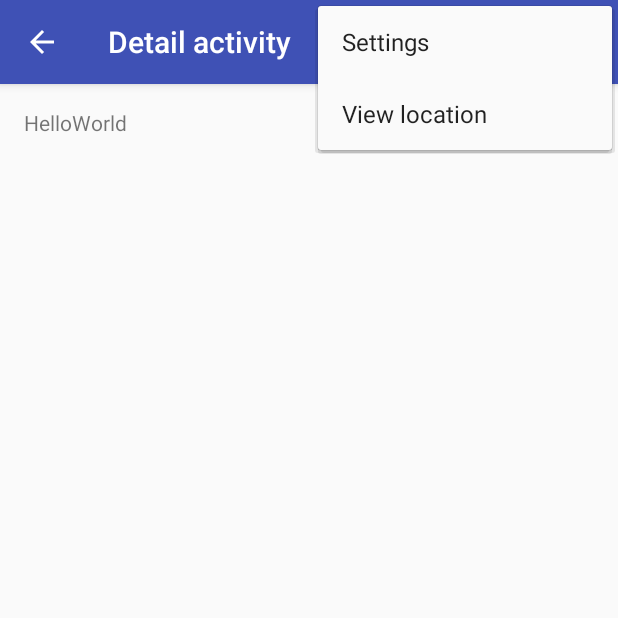
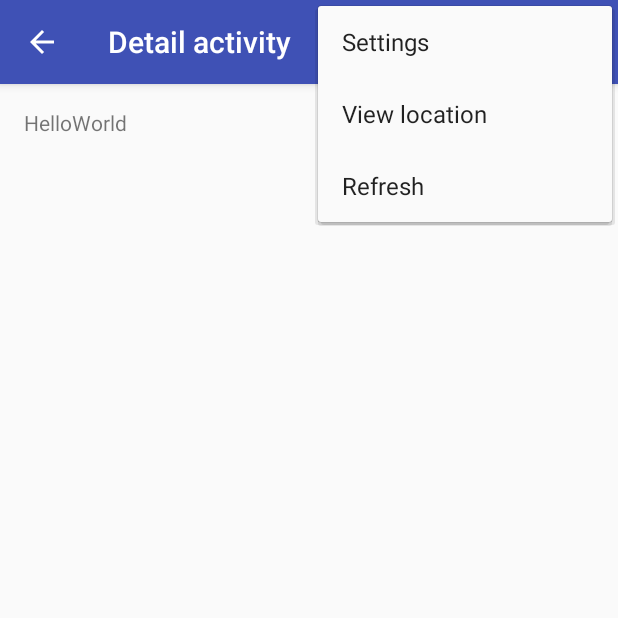
Before and after one commit to RicardEjarque/Sunshine, an Android app: the DetailActivity screen opened directly, with no data from a screen before it, with the options menu open, on a phone screen of 412 x 824 dp, the top half of it. Run offline under Robolectric (Android 15) with nearby library versions, the phone set to English and light mode, and no system bars.

Commit message:
Lesson 3 finished

```diff
--- a/app/src/main/java/app/com/example/ricard/sunshine/DetailActivity.java
+++ b/app/src/main/java/app/com/example/ricard/sunshine/DetailActivity.java
@@ -21,17 +21,10 @@ import android.content.SharedPreferences;
 import android.net.Uri;
 import android.os.Bundle;
 import android.preference.PreferenceManager;
-import android.support.v4.app.Fragment;
-import android.support.v4.view.MenuItemCompat;
 import android.support.v7.app.ActionBarActivity;
-import android.support.v7.widget.ShareActionProvider;
 import android.util.Log;
-import android.view.LayoutInflater;
 import android.view.Menu;
 import android.view.MenuItem;
-import android.view.View;
-import android.view.ViewGroup;
-import android.widget.TextView;
 
 public class DetailActivity extends ActionBarActivity {
 
@@ -44,35 +37,41 @@ public class DetailActivity extends ActionBarActivity {
         setContentView(R.layout.activity_detail);
         if (savedInstanceState == null) {
             getSupportFragmentManager().beginTransaction()
-                    .add(R.id.activity_detail, new DetailFragment())
+                    .add(R.id.activity_detail_id, new detailFragment())
                     .commit();
         }
+
     }
 
-
+    @Override
+    public boolean onCreateOptionsMenu(Menu menu) {
+        // Inflate the menu; this adds items to the action bar if it is present.
+        getMenuInflater().inflate(R.menu.main, menu);
+        return true;
+    }
     @Override
     public boolean onOptionsItemSelected(MenuItem item) {
         // Handle action bar item clicks here. The action bar will
         // automatically handle clicks on the Home/Up button, so long
         // as you specify a parent activity in AndroidManifest.xml.
         int id = item.getItemId();
+        switch(id) {
+            case R.id.action_settings:
+                Intent settingsViewAct = new Intent(this, SettingsActivity.class);
+                startActivity(settingsViewAct);
+                break;
 
-        //noinspection SimplifiableIfStatement
-        if (id == R.id.action_settings) {
-            Intent settingsViewAct = new Intent(this, SettingsActivity.class);
-            startActivity(settingsViewAct);
-        }
-        if (id == R.id.action_location_view) {
-            viewLocation();
+            case R.id.action_location_view:
+                viewLocation();
+                break;
+
         }
 
-        if (id == R.id.menu_item_share) {
-            shareLocationWeather();
-            Log.d(LOG_TAG, "Couldn't call " + ", no intent found");
-        }
+
 
         return super.onOptionsItemSelected(item);
     }
+
 
     public void viewLocation (){
         SharedPreferences sharedPref = PreferenceManager.getDefaultSharedPreferences(this);
@@ -91,70 +90,4 @@ public class DetailActivity extends ActionBarActivity {
         }
     }
 
-    public void shareLocationWeather (){
-
-        Intent LocationWeatherAct = new Intent(Intent.ACTION_SEND);
-        LocationWeatherAct.setType("text/*");
-        Uri LocationWeUri = Uri.parse("test").buildUpon().build();
-
-        LocationWeatherAct.putExtra(Intent.EXTRA_STREAM, LocationWeUri);
-
-        if (LocationWeatherAct.resolveActivity(getPackageManager()) != null) {
-            startActivity(LocationWeatherAct);
-        } else {
-            Log.d(LOG_TAG, "Couldn't call " + ", no intent found");
-        }
-    }
-
-    /**
-     * A placeholder fragment containing a simple view.
-     */
-    public static class DetailFragment extends Fragment {
-
-        public DetailFragment() {
-        }
-
-        @Override
-        public View onCreateView(LayoutInflater inflater, ViewGroup container,
-                                 Bundle savedInstanceState) {
-
-            View rootView = inflater.inflate(R.layout.fragment_detail, container, false);
-
-            Intent intent = getActivity().getIntent();
-            if (intent != null && intent.hasExtra(Intent.EXTRA_TEXT)) {
-                String forecastStr = intent.getStringExtra(Intent.EXTRA_TEXT);
-                ((TextView) rootView.findViewById(R.id.textView)).setText(forecastStr);
-            }
-
-
-
-            return rootView;
-        }
-    }
-
-    private ShareActionProvider mShareActionProvider;
-
-    @Override
-    public boolean onCreateOptionsMenu(Menu menu) {
-        // Inflate menu resource file.
-        getMenuInflater().inflate(R.menu.detail, menu);
-
-        // Locate MenuItem with ShareActionProvider
-        MenuItem item = menu.findItem(R.id.menu_item_share);
-
-        // Fetch and store ShareActionProvider
-        mShareActionProvider = (ShareActionProvider) MenuItemCompat.getActionProvider(item);
-
-        // Return true to display menu
-        return true;
-    }
-
-    // Call to update the share intent
-    private void setShareIntent(Intent shareIntent) {
-        if (mShareActionProvider != null) {
-            mShareActionProvider.setShareIntent(shareIntent);
-        }
-    }
-
-
 }
--- /dev/null
+++ b/app/src/main/java/app/com/example/ricard/sunshine/detailFragment.java
@@ -0,0 +1,112 @@
+package app.com.example.ricard.sunshine;
+
+import android.content.Intent;
+import android.os.Bundle;
+import android.support.v4.app.Fragment;
+import android.support.v4.view.MenuItemCompat;
+import android.support.v7.widget.ShareActionProvider;
+import android.util.Log;
+import android.view.LayoutInflater;
+import android.view.Menu;
+import android.view.MenuInflater;
+import android.view.MenuItem;
+import android.view.View;
+import android.view.ViewGroup;
+import android.widget.TextView;
+
+/**
+ * Created by Ricard on 23/11/2016.
+ */
+
+public class detailFragment extends Fragment {
+    public detailFragment() {
+    }
+
+    private final String LOG_TAG = MainActivity.class.getSimpleName();
+    private String forecastStr;
+    private String FORECAST_SHARE_HASHTAG = "\u0020#SunshineApp";
+
+
+    private Intent createShareForecastIntent(){
+        Intent LocationWeatherAct = new Intent(Intent.ACTION_SEND);
+
+        LocationWeatherAct.setAction(Intent.ACTION_SEND);
+        LocationWeatherAct.addFlags(Intent.FLAG_ACTIVITY_CLEAR_WHEN_TASK_RESET);
+        LocationWeatherAct.setType("text/plain");
+        LocationWeatherAct.putExtra(Intent.EXTRA_TEXT,forecastStr+FORECAST_SHARE_HASHTAG);
+        return LocationWeatherAct;
+    }
+
+    public void shareLocationWeather() {
+
+
+        Intent LocationWeatherAct = createShareForecastIntent();
+
+        if (LocationWeatherAct.resolveActivity(getActivity().getPackageManager()) != null) {
+            startActivity(LocationWeatherAct);
+        } else {
+            Log.d(LOG_TAG, "Couldn't call " + ", no intent found");
+        }
+    }
+
+    @Override
+    public void onCreate(Bundle savedInstanceState) {
+        super.onCreate(savedInstanceState);
+        // Add this line in order for this fragment to handle menu events.
+        setHasOptionsMenu(true);
+    }
+    @Override
+    public void onCreateOptionsMenu(Menu menu, MenuInflater inflater) {
+        // Inflate the menu; this adds items to the action bar if it is present.
+        inflater.inflate(R.menu.detail, menu);
+
+        // Locate MenuItem with ShareActionProvider
+        MenuItem item = menu.findItem(R.id.action_share);
+
+        // Fetch and store ShareActionProvider
+        mShareActionProvider = (ShareActionProvider) MenuItemCompat.getActionProvider(item);
+
+    }
+
+    @Override
+    public boolean onOptionsItemSelected(MenuItem item) {
+        // Handle action bar item clicks here. The action bar will
+        // automatically handle clicks on the Home/Up button, so long
+        // as you specify a parent activity in AndroidManifest.xml.
+        int id = item.getItemId();
+
+        if (id == R.id.action_share) {
+            shareLocationWeather();
+            Log.e(LOG_TAG, "Couldn't call " + ", no intent found");
+        }
+
+        return super.onOptionsItemSelected(item);
+    }
+
+    @Override
+    public View onCreateView(LayoutInflater inflater, ViewGroup container,
+                             Bundle savedInstanceState) {
+
+        View rootView = inflater.inflate(R.layout.fragment_detail, container, false);
+
+        Intent intent = getActivity().getIntent();
+        if (intent != null && intent.hasExtra(Intent.EXTRA_TEXT)) {
+            forecastStr = intent.getStringExtra(Intent.EXTRA_TEXT);
+            ((TextView) rootView.findViewById(R.id.textView)).setText(forecastStr);
+        }
+
+
+        return rootView;
+    }
+
+
+    private ShareActionProvider mShareActionProvider;
+
+
+    // Call to update the share intent
+    private void setShareIntent(Intent shareIntent) {
+        if (mShareActionProvider != null) {
+            mShareActionProvider.setShareIntent(shareIntent);
+        }
+    }
+}
--- a/app/src/main/res/layout/activity_detail.xml
+++ b/app/src/main/res/layout/activity_detail.xml
@@ -1,13 +1,13 @@
 <?xml version="1.0" encoding="utf-8"?>
 <RelativeLayout xmlns:android="http://schemas.android.com/apk/res/android"
     xmlns:tools="http://schemas.android.com/tools"
-    android:id="@+id/activity_detail"
+    android:id="@+id/activity_detail_id"
     android:layout_width="match_parent"
     android:layout_height="match_parent"
     android:paddingBottom="@dimen/activity_vertical_margin"
     android:paddingLeft="@dimen/activity_horizontal_margin"
     android:paddingRight="@dimen/activity_horizontal_margin"
     android:paddingTop="@dimen/activity_vertical_margin"
-    tools:context="app.com.example.ricard.sunshine.DetailActivity">
+    tools:context=".DetailActivity">
 
 </RelativeLayout>
--- a/app/src/main/res/menu/detail.xml
+++ b/app/src/main/res/menu/detail.xml
@@ -1,26 +1,18 @@
 <?xml version="1.0" encoding="utf-8"?>
-<menu xmlns:android="http://schemas.android.com/apk/res/android">
+<menu xmlns:android="http://schemas.android.com/apk/res/android"
+    xmlns:app="http://schemas.android.com/apk/res-auto">
+
+    <item android:id="@+id/action_share"
+
+            android:title="Share"
+            app:showAsAction="always"
+            app:actionProviderClass="android.support.v4.widget.ShareActionProvider"
+             />
+
     <item
-        android:id="@+id/action_settings"
-        xmlns:app="http://schemas.android.com/apk/res-auto"
+        android:id="@+id/action_refresh"
         android:orderInCategory="100"
-        android:title="@string/settings_title"
+        android:title="@string/action_refresh"
         app:showAsAction="never"/>
 
-    <item
-        android:id="@+id/action_location_view"
-        xmlns:app="http://schemas.android.com/apk/res-auto"
-        android:orderInCategory="100"
-        android:title="@string/location_view"
-        app:showAsAction="never"/>
-
-    <item
-        android:id="@+id/menu_item_share"
-        xmlns:app="http://schemas.android.com/apk/res-auto"
-        app:showAsAction="ifRoom"
-        android:title="Share"
-        xmlns:bwq ="http://schemas.android.com/apk/res-auto"
-        bwq:actionProviderClass=
-            "android.support.v7.widget.ShareActionProvider" />
-
 </menu>
```
